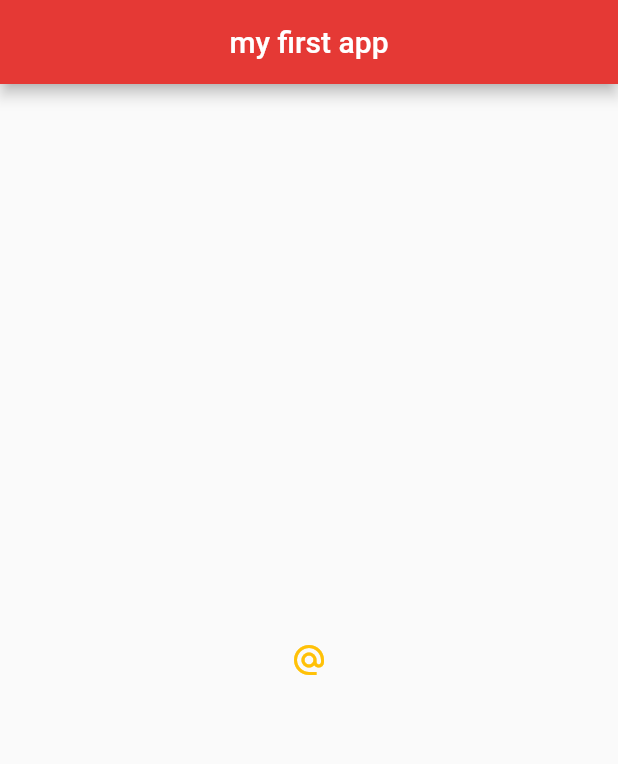
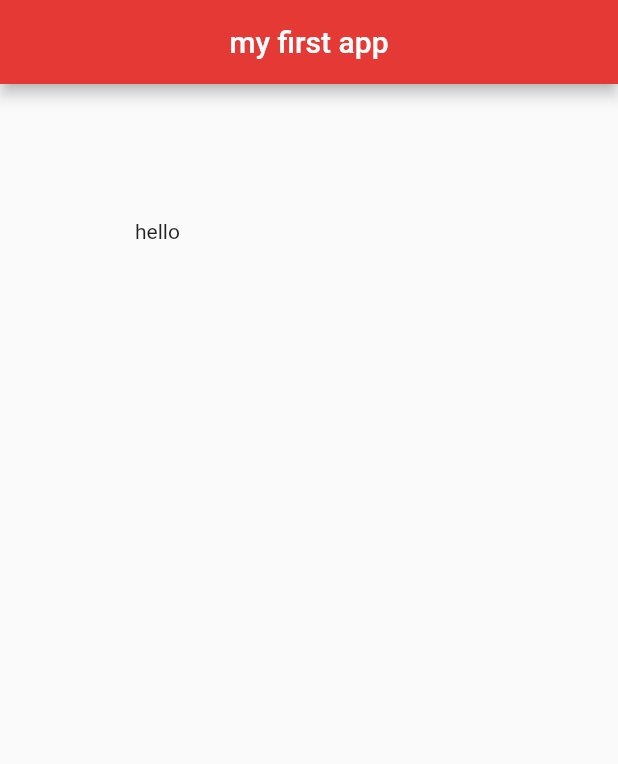
Before and after one commit to mvreisg/aprendizado_flutter, a Flutter app: the screen it shows after launch, on a phone screen of 412 x 824 dp. Shown: the top 764 px of the screen. Run offline on Flutter 3.47's test engine with Material 2 defaults, Android fonts, the phone set to English and light mode, and no system bars.

Commit message:
end of tutorial 10

```diff
--- a/myapp/lib/main.dart
+++ b/myapp/lib/main.dart
@@ -16,14 +16,9 @@ class Home extends StatelessWidget {
         centerTitle: true,
         backgroundColor: Colors.red[600],
       ),
-      body: Center(
-        child: IconButton(
-          onPressed: () {
-            print('you clicked me');
-          },
-          icon: Icon(Icons.alternate_email),
-          color: Colors.amber,
-        ),
+      body: Padding(
+        padding: EdgeInsets.all(90.0),
+        child: Text('hello'),
       ),
       floatingActionButton: FloatingActionButton(
         onPressed: () {},
```
